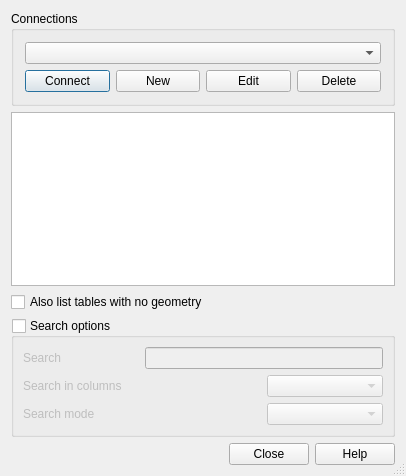
The window that qgis/src/ui/qgsdbsourceselectbase.ui (sourcepole/qgis) describes before a commit, drawn with Qt 5.
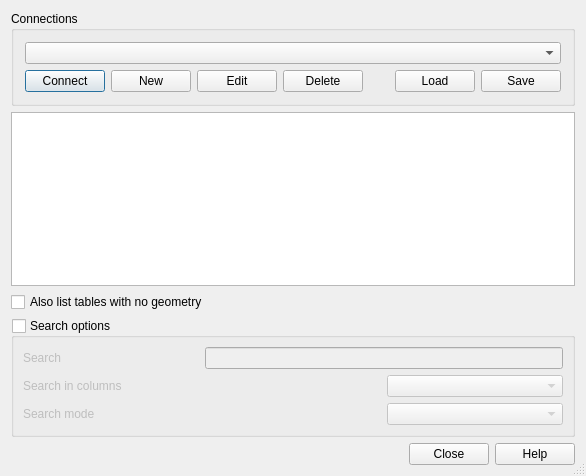
The same window after the commit. Icons and pictures are not drawn.

```diff
--- a/qgis/src/ui/qgsdbsourceselectbase.ui
+++ b/qgis/src/ui/qgsdbsourceselectbase.ui
@@ -6,7 +6,7 @@
    <rect>
     <x>0</x>
     <y>0</y>
-    <width>406</width>
+    <width>586</width>
     <height>476</height>
    </rect>
   </property>
@@ -64,6 +64,36 @@
           </property>
          </widget>
         </item>
+        <item>
+         <spacer name="horizontalSpacer">
+          <property name="orientation">
+           <enum>Qt::Horizontal</enum>
+          </property>
+          <property name="sizeHint" stdset="0">
+           <size>
+            <width>40</width>
+            <height>20</height>
+           </size>
+          </property>
+         </spacer>
+        </item>
+        <item>
+         <widget class="QPushButton" name="btnLoad">
+          <property name="text">
+           <string comment="Load connections from file">Load</string>
+          </property>
+         </widget>
+        </item>
+        <item>
+         <widget class="QPushButton" name="btnSave">
+          <property name="toolTip">
+           <string>Save connections to file</string>
+          </property>
+          <property name="text">
+           <string>Save</string>
+          </property>
+         </widget>
+        </item>
        </layout>
       </item>
      </layout>
```
